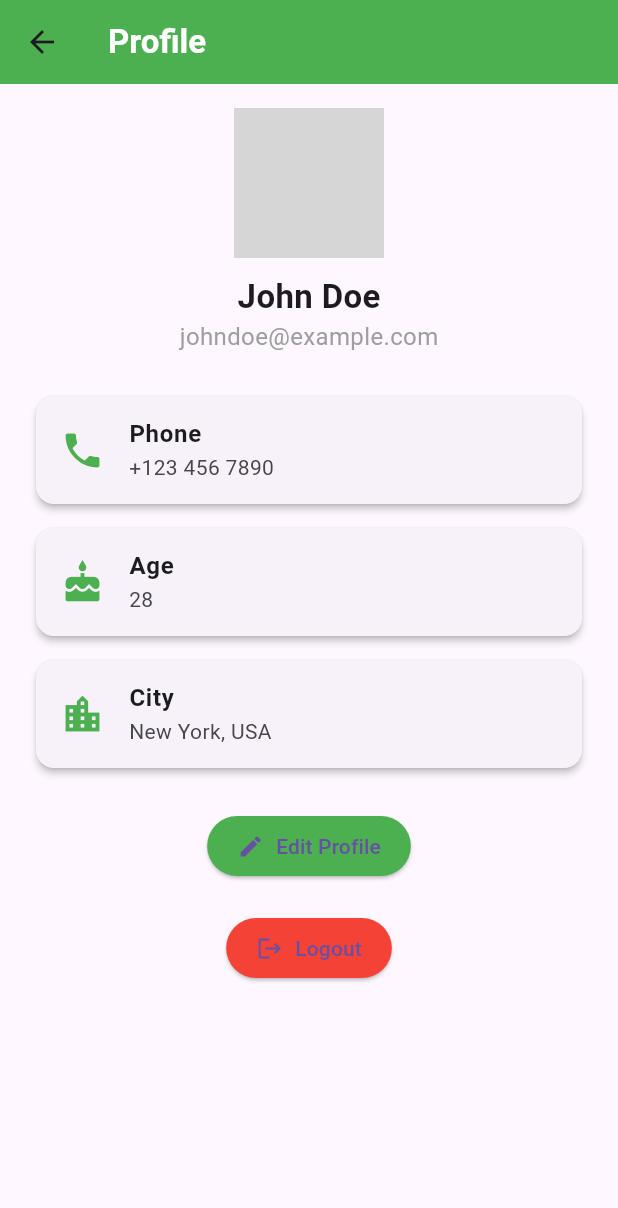
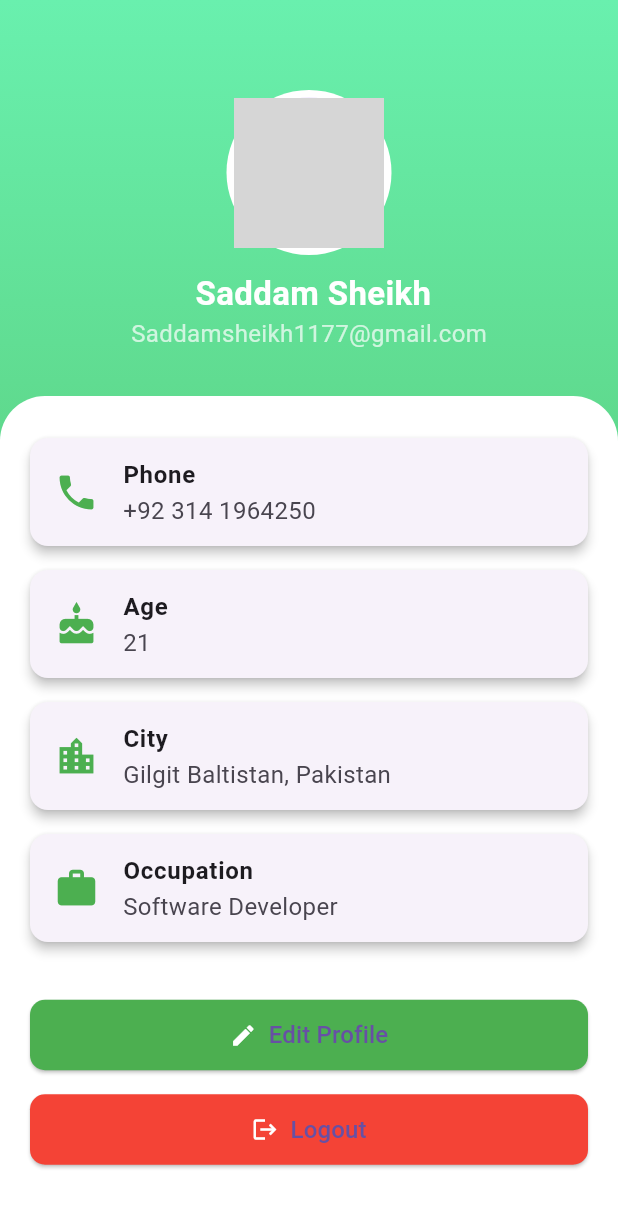
Before and after one commit to saddamsheikh01/Medical, a Flutter app: the UserProfileScreen screen opened directly, on a phone screen of 412 x 824 dp. Shown: the top 1208 px of the screen. Run offline on Flutter 3.47's test engine with Material 3 defaults, Android fonts, the phone set to English and light mode, and no system bars; grey boxes are pictures that could not be loaded.

Commit message:
changes in ui

```diff
--- /dev/null
+++ b/lib/appbars/UserProfileScreen.dart
@@ -0,0 +1,134 @@
+import 'package:flutter/material.dart';
+
+class UserProfileScreen extends StatelessWidget {
+  @override
+  Widget build(BuildContext context) {
+    return Scaffold(
+      body: Stack(
+        children: [
+          // Background gradient
+          Container(
+            decoration: const BoxDecoration(
+              gradient: LinearGradient(
+                colors: [Colors.greenAccent, Colors.green],
+                begin: Alignment.topCenter,
+                end: Alignment.bottomCenter,
+              ),
+            ),
+          ),
+
+          Column(
+            children: [
+              const SizedBox(height: 60),
+
+              // Profile picture
+              Center(
+                child: CircleAvatar(
+                  radius: 55,
+                  backgroundColor: Colors.white,
+                  child: CircleAvatar(
+                    radius: 50,
+                    backgroundImage: AssetImage('assets/profile.png'), // Change to a valid image
+                  ),
+                ),
+              ),
+
+              const SizedBox(height: 10),
+
+              // User Info
+              const Text(
+                ' Saddam Sheikh',
+                style: TextStyle(
+                  fontSize: 22,
+                  fontWeight: FontWeight.bold,
+                  color: Colors.white,
+                ),
+              ),
+              const Text(
+                'Saddamsheikh1177@gmail.com',
+                style: TextStyle(fontSize: 16, color: Colors.white70),
+              ),
+
+              const SizedBox(height: 30),
+
+              // Profile Details
+              Expanded(
+                child: Container(
+                  decoration: const BoxDecoration(
+                    color: Colors.white,
+                    borderRadius: BorderRadius.only(
+                      topLeft: Radius.circular(30),
+                      topRight: Radius.circular(30),
+                    ),
+                  ),
+                  child: Padding(
+                    padding: const EdgeInsets.all(20),
+                    child: Column(
+                      crossAxisAlignment: CrossAxisAlignment.start,
+                      children: [
+                        _buildProfileItem(Icons.phone, 'Phone', '+92 314 1964250'),
+                        _buildProfileItem(Icons.cake, 'Age', '21'),
+                        _buildProfileItem(Icons.location_city, 'City', 'Gilgit Baltistan, Pakistan'),
+                        _buildProfileItem(Icons.work, 'Occupation', 'Software Developer'),
+                        const SizedBox(height: 30),
+
+                        // Edit Profile Button
+                        SizedBox(
+                          width: double.infinity,
+                          child: ElevatedButton.icon(
+                            onPressed: () {
+                              print('Edit Profile Clicked');
+                            },
+                            icon: const Icon(Icons.edit, color: Colors.white),
+                            label: const Text('Edit Profile', style: TextStyle(fontSize: 16)),
+                            style: ElevatedButton.styleFrom(
+                              backgroundColor: Colors.green,
+                              padding: const EdgeInsets.symmetric(vertical: 12),
+                              shape: RoundedRectangleBorder(borderRadius: BorderRadius.circular(10)),
+                            ),
+                          ),
+                        ),
+
+                        const SizedBox(height: 15),
+
+                        // Logout Button
+                        SizedBox(
+                          width: double.infinity,
+                          child: ElevatedButton.icon(
+                            onPressed: () {
+                              print('Logout Clicked');
+                            },
+                            icon: const Icon(Icons.logout, color: Colors.white),
+                            label: const Text('Logout', style: TextStyle(fontSize: 16)),
+                            style: ElevatedButton.styleFrom(
+                              backgroundColor: Colors.red,
+                              padding: const EdgeInsets.symmetric(vertical: 12),
+                              shape: RoundedRectangleBorder(borderRadius: BorderRadius.circular(10)),
+                            ),
+                          ),
+                        ),
+                      ],
+                    ),
+                  ),
+                ),
+              ),
+            ],
+          ),
+        ],
+      ),
+    );
+  }
+
+  Widget _buildProfileItem(IconData icon, String label, String value) {
+    return Card(
+      elevation: 3,
+      margin: const EdgeInsets.symmetric(vertical: 8),
+      shape: RoundedRectangleBorder(borderRadius: BorderRadius.circular(12)),
+      child: ListTile(
+        leading: Icon(icon, color: Colors.green, size: 30),
+        title: Text(label, style: const TextStyle(fontWeight: FontWeight.bold)),
+        subtitle: Text(value, style: const TextStyle(fontSize: 16)),
+      ),
+    );
+  }
+}
--- a/lib/main.dart
+++ b/lib/main.dart
@@ -1,4 +1,6 @@
 import 'package:flutter/material.dart';
+import 'appbars/MedicalHomeScreen.dart';
+import 'appbars/UserProfileScreen.dart';
 import 'appbars/appbar.dart'; // Import your custom app bar
 
 void main() {
@@ -69,147 +71,5 @@ class _HomeScreenState extends State<HomeScreen> {
 }
 
 // -------------------- Medical Home Screen --------------------
-class MedicalHomeScreen extends StatelessWidget {
-  @override
-  Widget build(BuildContext context) {
-    return Scaffold(
-      appBar: AppBar(
-        backgroundColor: Colors.green,
-        title: Text('Medical App', style: TextStyle(color: Colors.white, fontWeight: FontWeight.bold)),
-        actions: [
-          Icon(Icons.notifications, color: Colors.white),
-          SizedBox(width: 16),
-        ],
-      ),
-      body: Padding(
-        padding: const EdgeInsets.all(16.0),
-        child: Column(
-          crossAxisAlignment: CrossAxisAlignment.start,
-          children: [
-            Text(
-              'Welcome Back!',
-              style: TextStyle(fontSize: 24, fontWeight: FontWeight.bold),
-            ),
-            SizedBox(height: 10),
-            Text('How can we help you today?', style: TextStyle(fontSize: 16, color: Colors.black54)),
-            SizedBox(height: 20),
-
-            // Medical Services Grid
-            Expanded(
-              child: GridView.count(
-                crossAxisCount: 2,
-                crossAxisSpacing: 12,
-                mainAxisSpacing: 12,
-                children: [
-                  _buildMedicalOption(Icons.local_hospital, "Doctors"),
-                  _buildMedicalOption(Icons.calendar_today, "Appointments"),
-                  _buildMedicalOption(Icons.receipt_long, "Reports"),
-                  _buildMedicalOption(Icons.medication, "Medicines"),
-                ],
-              ),
-            ),
-          ],
-        ),
-      ),
-    );
-  }
-
-  Widget _buildMedicalOption(IconData icon, String title) {
-    return GestureDetector(
-      onTap: () {
-        print('$title Clicked');
-      },
-      child: Card(
-        elevation: 4,
-        shape: RoundedRectangleBorder(borderRadius: BorderRadius.circular(15)),
-        child: Column(
-          mainAxisAlignment: MainAxisAlignment.center,
-          children: [
-            Icon(icon, size: 50, color: Colors.green),
-            SizedBox(height: 10),
-            Text(title, style: TextStyle(fontSize: 18, fontWeight: FontWeight.bold)),
-          ],
-        ),
-      ),
-    );
-  }
-}
 
 // -------------------- Profile Screen --------------------
-class UserProfileScreen extends StatelessWidget {
-  @override
-  Widget build(BuildContext context) {
-    return Scaffold(
-      appBar: AppBar(
-        backgroundColor: Colors.green,
-        title: Text('Profile', style: TextStyle(color: Colors.white, fontWeight: FontWeight.bold)),
-      ),
-      body: Padding(
-        padding: const EdgeInsets.all(16.0),
-        child: Column(
-          crossAxisAlignment: CrossAxisAlignment.center,
-          children: [
-            // Profile Picture
-            CircleAvatar(
-              radius: 50,
-              backgroundImage: AssetImage('assets/profile.png'), // Change to a valid image
-            ),
-            SizedBox(height: 10),
-
-            // User Info
-            Text('John Doe', style: TextStyle(fontSize: 22, fontWeight: FontWeight.bold)),
-            Text('johndoe@example.com', style: TextStyle(fontSize: 16, color: Colors.grey)),
-
-            SizedBox(height: 20),
-
-            _buildProfileItem(Icons.phone, 'Phone', '+123 456 7890'),
-            _buildProfileItem(Icons.cake, 'Age', '28'),
-            _buildProfileItem(Icons.location_city, 'City', 'New York, USA'),
-
-            SizedBox(height: 20),
-
-            // Edit Profile Button
-            ElevatedButton.icon(
-              onPressed: () {
-                print('Edit Profile Clicked');
-              },
-              icon: Icon(Icons.edit),
-              label: Text('Edit Profile'),
-              style: ElevatedButton.styleFrom(
-                backgroundColor: Colors.green,
-                padding: EdgeInsets.symmetric(horizontal: 20, vertical: 10),
-              ),
-            ),
-
-            SizedBox(height: 20),
-
-            // Logout Button
-            ElevatedButton.icon(
-              onPressed: () {
-                print('Logout Clicked');
-              },
-              icon: Icon(Icons.logout),
-              label: Text('Logout'),
-              style: ElevatedButton.styleFrom(
-                backgroundColor: Colors.red,
-                padding: EdgeInsets.symmetric(horizontal: 20, vertical: 10),
-              ),
-            ),
-          ],
-        ),
-      ),
-    );
-  }
-
-  Widget _buildProfileItem(IconData icon, String label, String value) {
-    return Card(
-      elevation: 2,
-      margin: EdgeInsets.symmetric(vertical: 8, horizontal: 8),
-      child: ListTile(
-        leading: Icon(icon, color: Colors.green, size: 30),
-        title: Text(label, style: TextStyle(fontWeight: FontWeight.bold)),
-        subtitle: Text(value),
-      ),
-    );
-  }
-}
```
Also changed, not shown: lib/appbars/MedicalHomeScreen.dart (added, +154 -0 lines), lib/appbars/appbar.dart (+30 -31 lines).
